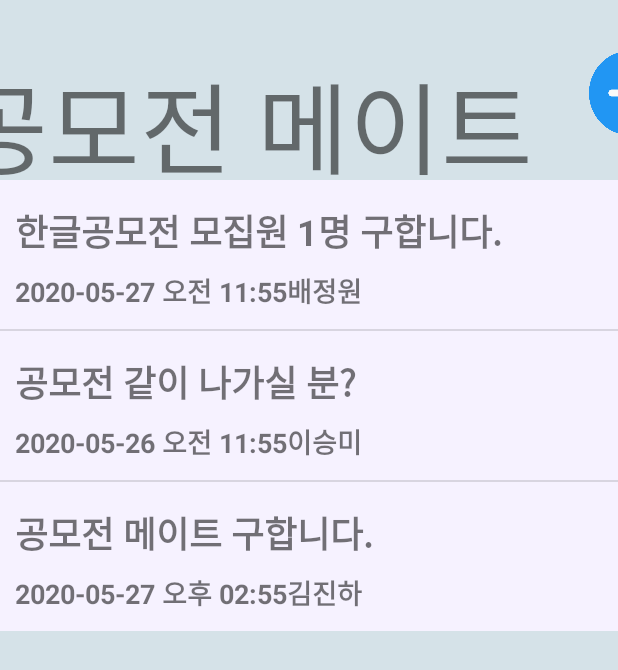
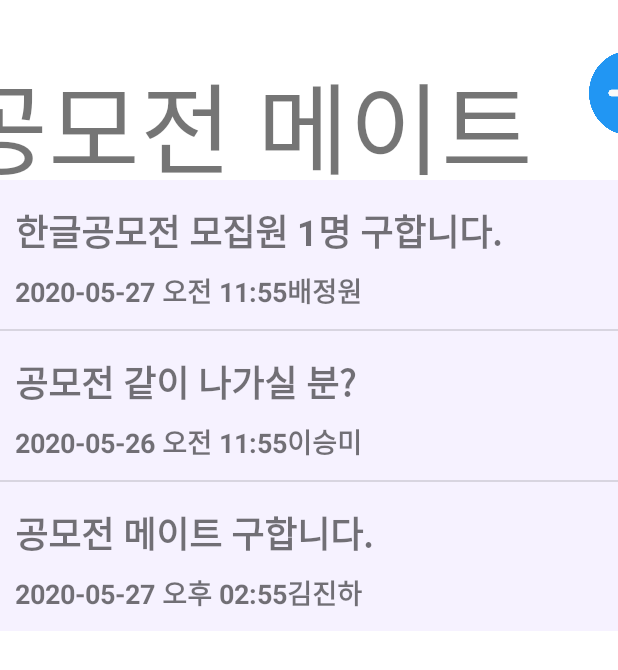
Before and after one commit to jiwon0297/Android, an Android app: the ContestActivity screen opened directly, with no data from a screen before it, on a phone screen of 412 x 824 dp. Shown: the top 670 px of the screen. Run offline under Robolectric (Android 15) with nearby library versions, the light colour scheme and no system bars.

Commit message:
mate 진짜진짜 최종

```diff
--- a/app/src/main/res/layout/activity_contest.xml
+++ b/app/src/main/res/layout/activity_contest.xml
@@ -4,7 +4,7 @@
     xmlns:tools="http://schemas.android.com/tools"
     android:layout_width="match_parent"
     android:layout_height="match_parent"
-    android:background="#D5E2E8"
+    android:background="#FFFFFF"
     tools:context=".mate.ContestActivity">
 
     <TextView
```
